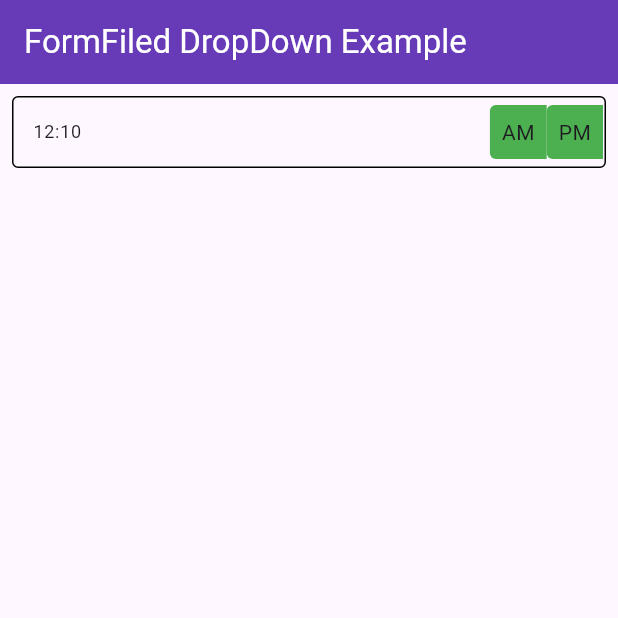
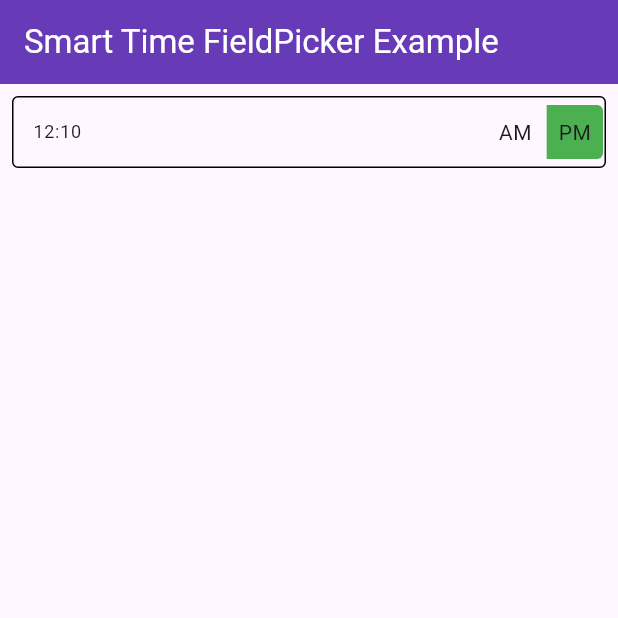
Before and after one commit to sumit-home2904/smart_time_field_picker, a Flutter app: the screen it shows after launch, on a phone screen of 412 x 824 dp, the top half of it. Run offline on Flutter 3.47's test engine with Material 3 defaults, Android fonts, the phone set to English and light mode, and no system bars; our stand-ins replace mask_text_input_formatter.

Commit message:
12-hour AM/PM field adds more decoration properties and bug fixes

```diff
--- a/example/lib/main.dart
+++ b/example/lib/main.dart
@@ -11,7 +11,7 @@ class MyApp extends StatelessWidget {
   @override
   Widget build(BuildContext context) {
     return MaterialApp(
-      title: 'FormFiled DropDown Example',
+      title: 'Smart Time FieldPicker Example',
       debugShowCheckedModeBanner: false,
       theme: ThemeData(
         colorScheme: ColorScheme.fromSeed(
@@ -36,14 +36,14 @@ class DropDownClass extends StatefulWidget {
 class _DropDownClassState extends State<DropDownClass> {
   final dropdownKey = GlobalKey<SmartTimeFieldState>();
   final countryController = OverlayPortalController();
-  String? value = "12:10";
+  String? intiValue = "12:10 PM";
 
   @override
   Widget build(BuildContext context) {
     return Scaffold(
       appBar: AppBar(
         title: const Text(
-          "FormFiled DropDown Example",
+          "Smart Time FieldPicker Example",
           style: TextStyle(color: Colors.white),
         ),
       ),
@@ -55,15 +55,16 @@ class _DropDownClassState extends State<DropDownClass> {
               child: SmartTimeFieldPicker(
                 user12Hr: true,
                 key: dropdownKey,
-                initialItem: value,
+                initialItem: intiValue,
                 controller: countryController,
                 textStyle: const TextStyle(
                   fontSize: 12,
                   fontWeight: FontWeight.w400,
                 ),
                 onChanged: (String? value) {
-                  value = value;
-                  // print("object $value");
+                  setState(() {
+                    intiValue = value;
+                  });
                 },
               ),
             ),
--- a/example/pubspec.yaml
+++ b/example/pubspec.yaml
@@ -19,7 +19,7 @@ publish_to: 'none' # Remove this line if you wish to publish to pub.dev
 version: 1.0.0+1
 
 environment:
-  sdk: ^3.7.2
+  sdk: ^3.8.1
 
 # Dependencies specify other packages that your package needs in order to work.
 # To automatically upgrade your package dependencies to the latest versions
--- a/lib/smart_time_field_picker.dart
+++ b/lib/smart_time_field_picker.dart
@@ -172,6 +172,15 @@ class SmartTimeFieldState extends State<SmartTimeFieldPicker> {
       type: MaskAutoCompletionType.lazy,
     );
 
+    if (widget.initialItem != null) {
+      final value = widget.initialItem.toString().toUpperCase();
+      if (value.contains('AM')) {
+        isAmSelected = true;
+      } else if (value.contains('PM')) {
+        isAmSelected = false;
+      }
+    }
+
     items = [];
 
     if (widget.focusNode != null) {
@@ -215,7 +224,16 @@ class SmartTimeFieldState extends State<SmartTimeFieldPicker> {
           textController.clear();
         } else {
           selectedItem = widget.initialItem;
-          // Remove AM/PM if present
+
+          // Check AM/PM and update isAmSelected
+          final value = widget.initialItem!.toUpperCase();
+          if (value.contains('AM')) {
+            isAmSelected = true;
+          } else if (value.contains('PM')) {
+            isAmSelected = false;
+          }
+
+          // Remove AM/PM if present and update text
           final cleanText = widget.initialItem!
               .replaceAll(RegExp(r'\s?(AM|PM)', caseSensitive: false), '');
           textController.text = cleanText;
@@ -228,6 +246,7 @@ class SmartTimeFieldState extends State<SmartTimeFieldPicker> {
       setState(() {});
     });
   }
+
 
 
   void scrollToFocusedItem() {
@@ -505,6 +524,7 @@ class SmartTimeFieldState extends State<SmartTimeFieldPicker> {
                                       )
                                   ),
                                 ),
+                                SizedBox(width: 2),
                                 InkWell(
                                   onTap: () {
                                     if (!widget.readOnly) {
@@ -631,13 +651,13 @@ class SmartTimeFieldState extends State<SmartTimeFieldPicker> {
   }
 
   BoxDecoration pmDecoration(isSelected) {
-    if (!isSelected) {
+    if (isSelected) {
       return
         BoxDecoration(
           color: widget.timePickerDecoration?.suffixDecoration?.pmSelectedDecoration?.color ?? Colors.green,
           borderRadius: widget.timePickerDecoration?.suffixDecoration?.pmSelectedDecoration?.borderRadius ?? BorderRadius.only(
-            topLeft: Radius.circular(4),
-            bottomLeft: Radius.circular(4),
+            topRight: Radius.circular(4),
+            bottomRight: Radius.circular(4),
           ),
           gradient:widget.timePickerDecoration?.suffixDecoration?.pmSelectedDecoration?.gradient,
           backgroundBlendMode:widget.timePickerDecoration?.suffixDecoration?.pmSelectedDecoration?.backgroundBlendMode,
--- a/pubspec.yaml
+++ b/pubspec.yaml
@@ -6,7 +6,7 @@ issue_tracker: https://github.com/sumit-home2904/smart_time_field_picker/issues
 Publisher: Sumit Sharma
 license: MIT
 
-version: 0.0.3+3
+version: 0.0.4
 
 environment:
   sdk: ^3.5.3
```
Also changed, not shown: 6 other files.
